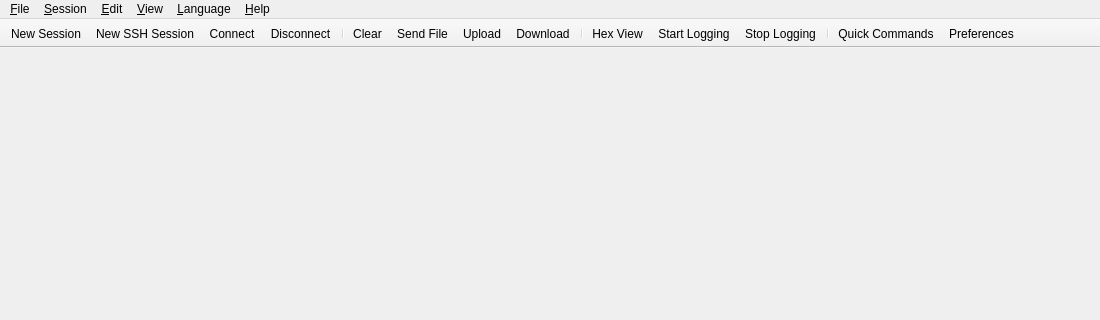
First picture: the form in src/ui/MainWindow.ui, repository moseschanxx/SerialUtility, before the edit; both pictures show x 0 to 1100 and y 0 to 320 of the 1100 by 720 pixel window.
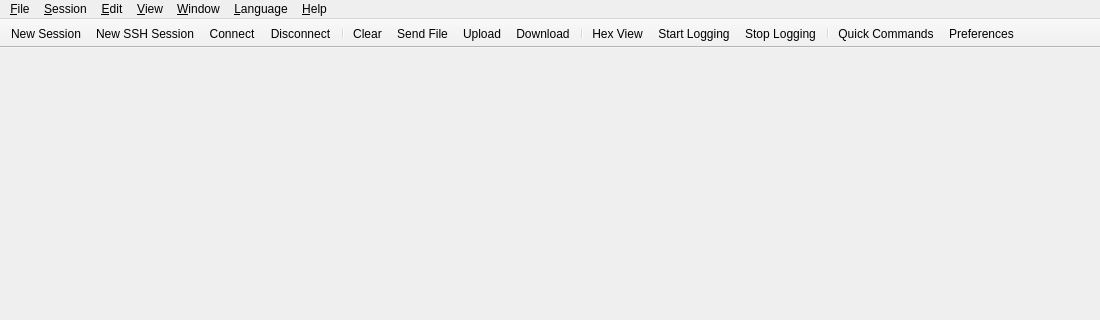
Second picture: the form after the edit. Icons and pictures are not drawn.

```diff
--- a/src/ui/MainWindow.ui
+++ b/src/ui/MainWindow.ui
@@ -137,7 +137,11 @@
     <addaction name="actionZoomIn"/>
     <addaction name="actionZoomOut"/>
     <addaction name="actionZoomReset"/>
-    <addaction name="separator"/>
+   </widget>
+   <widget class="QMenu" name="menuWindow">
+    <property name="title">
+     <string>&amp;Window</string>
+    </property>
     <addaction name="actionNextTab"/>
     <addaction name="actionPreviousTab"/>
    </widget>
@@ -161,6 +165,7 @@
    <addaction name="menuSession"/>
    <addaction name="menuEdit"/>
    <addaction name="menuView"/>
+   <addaction name="menuWindow"/>
    <addaction name="menuLanguage"/>
    <addaction name="menuHelp"/>
   </widget>
```
Left out of the diff: 159 changed lines with no effect on the pictures.
